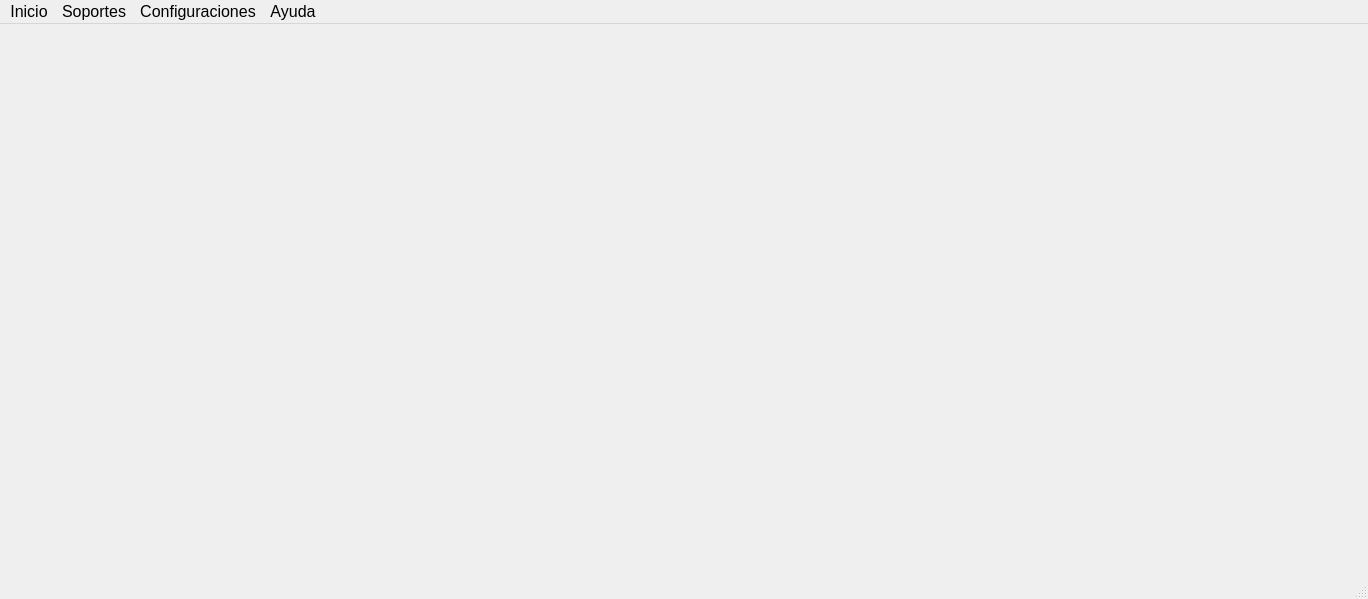
ceeck65/assistent-inter-app, file modules/Main/main.ui: the form before one commit.
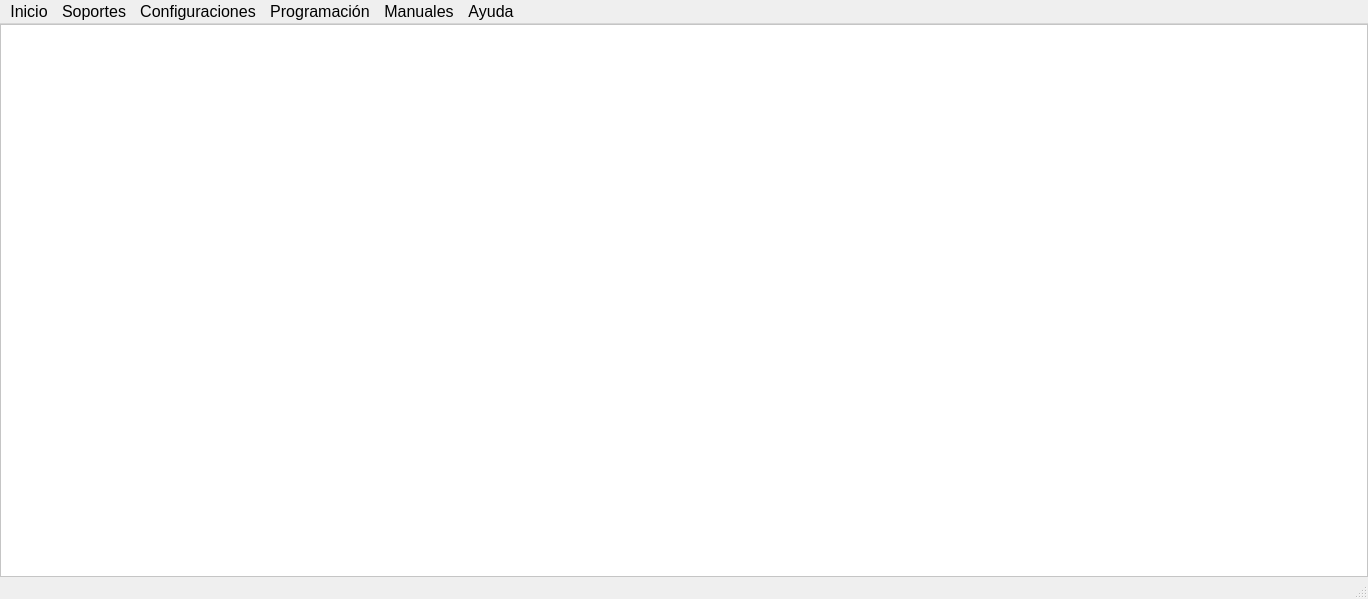
The form after the commit. Icons and pictures are not drawn.

What changed in the file:
```diff
--- a/modules/Main/main.ui
+++ b/modules/Main/main.ui
@@ -23,7 +23,41 @@
     <height>48</height>
    </size>
   </property>
-  <widget class="QWidget" name="centralwidget"/>
+  <widget class="QWidget" name="centralwidget">
+   <layout class="QHBoxLayout" name="horizontalLayout">
+    <property name="spacing">
+     <number>0</number>
+    </property>
+    <property name="sizeConstraint">
+     <enum>QLayout::SetDefaultConstraint</enum>
+    </property>
+    <property name="leftMargin">
+     <number>0</number>
+    </property>
+    <property name="topMargin">
+     <number>0</number>
+    </property>
+    <property name="rightMargin">
+     <number>0</number>
+    </property>
+    <property name="bottomMargin">
+     <number>0</number>
+    </property>
+    <item>
+     <widget class="QFrame" name="frame">
+      <property name="styleSheet">
+       <string notr="true">background-color: rgb(255, 255, 255);</string>
+      </property>
+      <property name="frameShape">
+       <enum>QFrame::StyledPanel</enum>
+      </property>
+      <property name="frameShadow">
+       <enum>QFrame::Raised</enum>
+      </property>
+     </widget>
+    </item>
+   </layout>
+  </widget>
   <widget class="QMenuBar" name="menubar">
    <property name="geometry">
     <rect>
@@ -126,9 +160,25 @@
     <addaction name="actionManual_de_usuario"/>
     <addaction name="actionAcerca_de"/>
    </widget>
+   <widget class="QMenu" name="menuManuales">
+    <property name="title">
+     <string>Manuales</string>
+    </property>
+   </widget>
+   <widget class="QMenu" name="menuGrillas">
+    <property name="title">
+     <string>Programación</string>
+    </property>
+    <addaction name="actionInter_Satelital"/>
+    <addaction name="actionInter_DVB"/>
+    <addaction name="actionGrilla_Nacional"/>
+    <addaction name="actionGrilla_HISPASAT"/>
+   </widget>
    <addaction name="menuInicio"/>
    <addaction name="menuSoportes"/>
    <addaction name="menuAyuda"/>
+   <addaction name="menuGrillas"/>
+   <addaction name="menuManuales"/>
    <addaction name="menuAyuda_2"/>
   </widget>
   <widget class="QStatusBar" name="statusbar"/>
```
Left out of the diff: 20 changed lines with no effect on the pictures.
